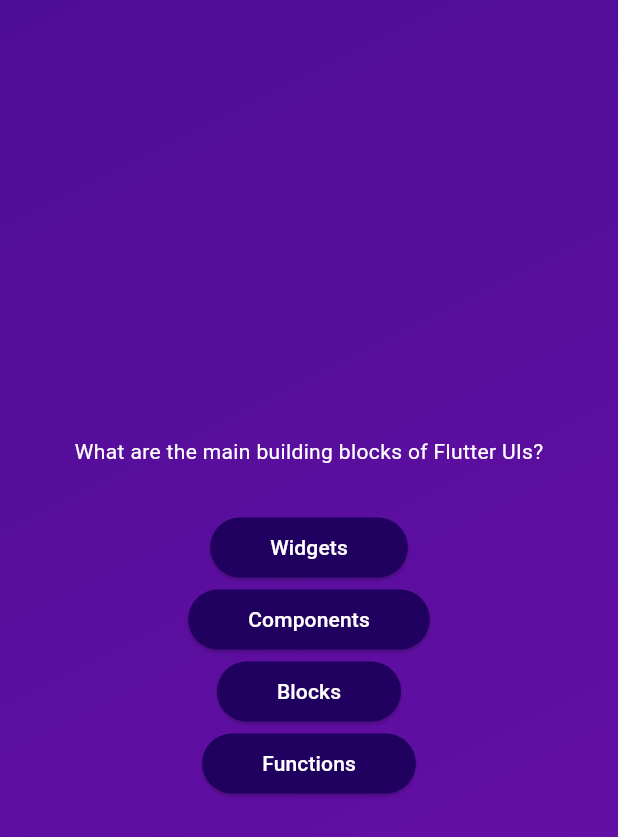
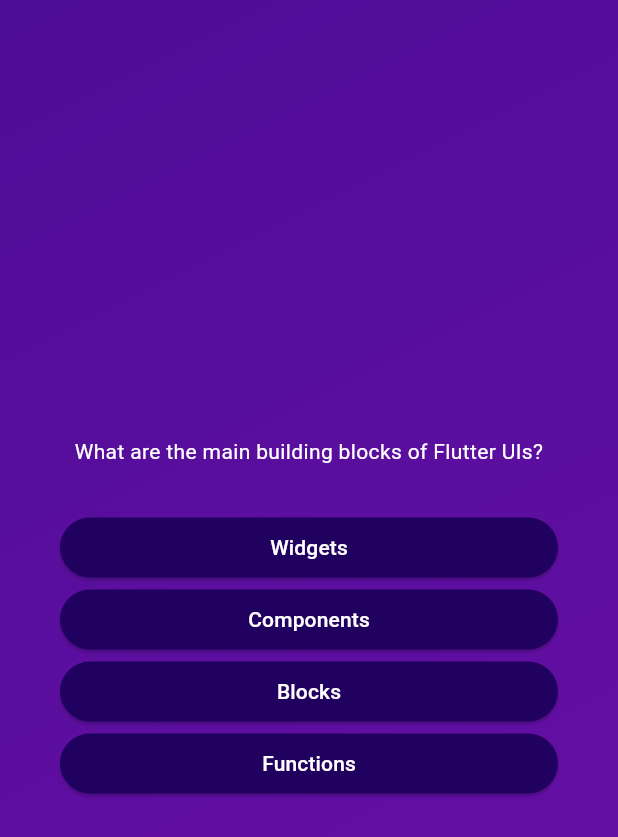
Before and after one commit to batmanstooge/jrd-flutter-dart-complete-guide, a Flutter app: the screen it shows after launch, after a tap on "Start Quiz", on a phone screen of 412 x 824 dp. Shown: the top 837 px of the screen. Run offline on Flutter 3.47's test engine with Material 3 defaults, Android fonts, the phone set to English and light mode, and no system bars.

Commit message:
Added margins to answer button

```diff
--- a/Section03/quiz_app/lib/questions_screen.dart
+++ b/Section03/quiz_app/lib/questions_screen.dart
@@ -16,12 +16,16 @@
   Widget build(BuildContext context) {
     return SizedBox(
       width: double.infinity,
+      child: Container(
+        margin: EdgeInsets.all(40),
         child: Column(
           mainAxisAlignment: MainAxisAlignment.center,
+          crossAxisAlignment: CrossAxisAlignment.stretch,
           children: [
             Text(
               currentQuestion.questionText,
               style: TextStyle(color: Colors.white),
+              textAlign: TextAlign.center,
             ),
             SizedBox(height: 30),
             ...currentQuestion.answers.map((answer) {
@@ -29,6 +33,7 @@
             }),
           ],
         ),
+      ),
     );
   }
 }
```
Lines whose indentation alone changed are shown as unchanged.
